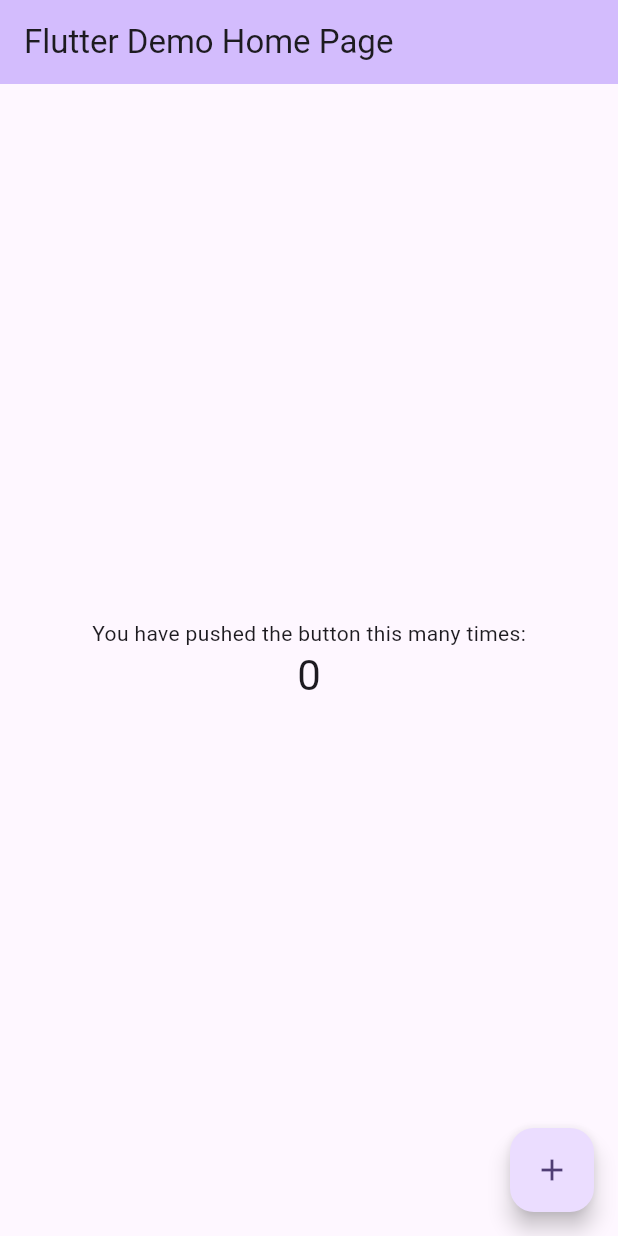
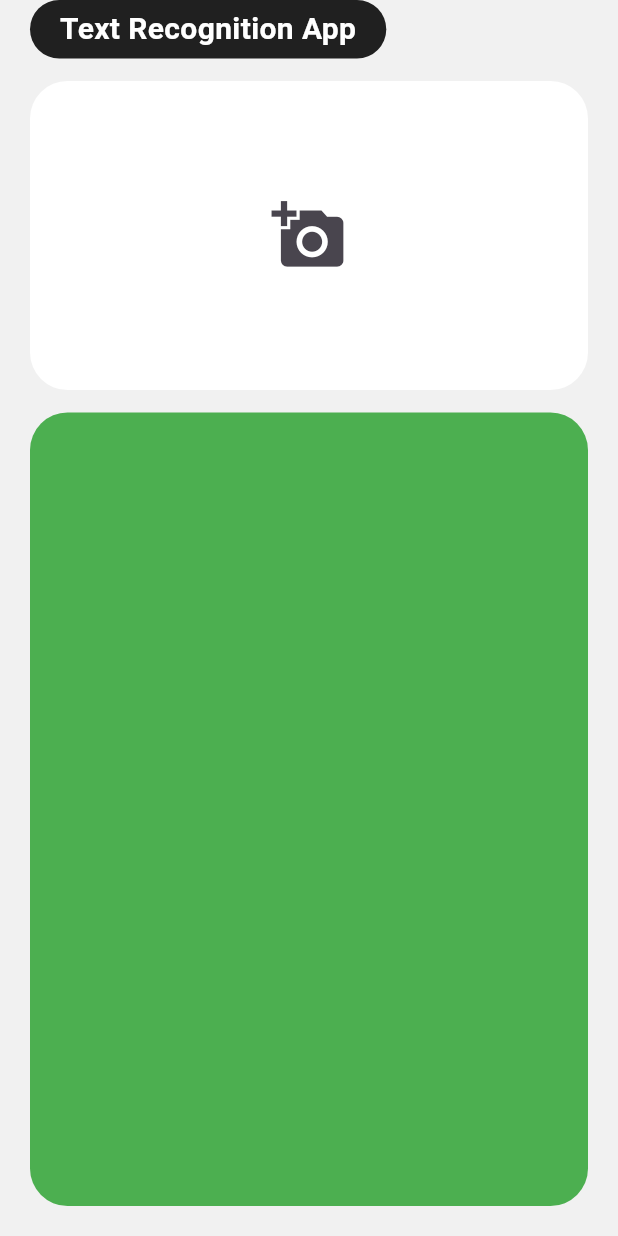
Before and after one commit to aymansainshy/ai_text_recognition_app, a Flutter app: the screen it shows after launch, on a phone screen of 412 x 824 dp. Run offline on Flutter 3.47's test engine with Material 2 defaults, Android fonts, the phone set to English and light mode, and no system bars; our stand-ins replace google_fonts; Roboto replaces fonts that are missing (Tajawal).

Commit message:
Add google fonts

```diff
--- a/lib/main.dart
+++ b/lib/main.dart
@@ -1,4 +1,5 @@
 import 'package:flutter/material.dart';
+import 'package:google_fonts/google_fonts.dart';
 
 void main() {
   runApp(const MyApp());
@@ -7,11 +8,11 @@ void main() {
 class MyApp extends StatelessWidget {
   const MyApp({super.key});
 
-  // This widget is the root of your application.
   @override
   Widget build(BuildContext context) {
     return MaterialApp(
       title: 'Flutter Demo',
+      debugShowCheckedModeBanner: false,
       theme: ThemeData(
         colorScheme: ColorScheme.fromSeed(seedColor: Colors.deepPurple),
         useMaterial3: true,
@@ -31,40 +32,202 @@ class MyHomePage extends StatefulWidget {
 }
 
 class _MyHomePageState extends State<MyHomePage> {
-  int _counter = 0;
+  final scaffoldKey = GlobalKey<ScaffoldState>();
 
-  void _incrementCounter() {
-    setState(() {
-      _counter++;
-    });
-  }
+  Color backgroundColor = const Color(0xfff1f1f1);
+
+  // 0xff
 
   @override
   Widget build(BuildContext context) {
+    final mediaQuery = MediaQuery.sizeOf(context);
     return Scaffold(
-      appBar: AppBar(
-        backgroundColor: Theme.of(context).colorScheme.inversePrimary,
-        title: Text(widget.title),
+      key: scaffoldKey,
+      backgroundColor: backgroundColor,
+      body: SizedBox(
+        child: SafeArea(
+          child: Column(
+            children: [
+              Align(
+                alignment: Alignment.centerLeft,
+                child: Container(
+                  margin: const EdgeInsets.symmetric(
+                    horizontal: 20,
                   ),
-      body: Center(
+                  padding: const EdgeInsets.only(
+                    left: 20,
+                    right: 20,
+                    top: 5,
+                    bottom: 5,
+                  ),
+                  decoration: const BoxDecoration(
+                    color: Colors.black87,
+                    borderRadius: BorderRadius.all(
+                      Radius.circular(20),
+                    ),
+                  ),
+                  child: Text(
+                    "Text Recognition App",
+                    textAlign: TextAlign.center,
+                    style: GoogleFonts.tajawal().copyWith(
+                      fontSize: 20,
+                      color: Colors.white,
+                      fontWeight: FontWeight.bold,
+                    ),
+                  ),
+                ),
+              ),
+              Container(
+                height: mediaQuery.height / 4,
+                width: mediaQuery.width,
+                margin: const EdgeInsets.symmetric(
+                  vertical: 15,
+                  horizontal: 20,
+                ),
+                decoration: const BoxDecoration(
+                  color: Colors.white,
+                  // border: Border.all(
+                  //   color: Colors.black,
+                  //   style: BorderStyle.solid,
+                  // ),
+                  borderRadius: BorderRadius.all(
+                    Radius.circular(25),
+                  ),
+                ),
+                child: IconButton(
+                  onPressed: () {
+                    scaffoldKey.currentState!.showBottomSheet<void>((context) {
+                      return Container(
+                        height: mediaQuery.height / 4,
+                        decoration: const BoxDecoration(
+                          color: Colors.white,
+                          // border: Border.all(
+                          //   color: Colors.black,
+                          //   style: BorderStyle.solid,
+                          // ),
+                          borderRadius: BorderRadius.all(
+                            Radius.circular(25),
+                          ),
+                        ),
                         child: Column(
-          mainAxisAlignment: MainAxisAlignment.center,
-          children: <Widget>[
-            const Text(
-              'You have pushed the button this many times:',
+                          // mainAxisAlignment: MainAxisAlignment.spaceAround,
+                          children: [
+                            Container(
+                              height: 8,
+                              width: 50,
+                              margin: const EdgeInsets.symmetric(
+                                horizontal: 20,
+                                vertical: 8,
                               ),
-            Text(
-              '$_counter',
-              style: Theme.of(context).textTheme.headlineMedium,
+                              decoration: const BoxDecoration(
+                                color: Colors.grey,
+                                borderRadius: BorderRadius.all(
+                                  Radius.circular(25),
+                                ),
+                              ),
+                            ),
+                            const Expanded(
+                              child: Row(
+                                children: [
+                                  Expanded(
+                                    child: ButtomSheetContainer(
+                                      icon: Icons.photo_camera,
+                                      text: 'Take Photo',
+                                    ),
+                                  ),
+                                  Expanded(
+                                    child: ButtomSheetContainer(
+                                      text: 'Gallery',
+                                      icon: Icons.photo,
+                                    ),
+                                  )
+                                ],
+                              ),
+                            ),
+                          ],
+                        ),
+                      );
+                    });
+                  },
+                  icon: const Icon(
+                    Icons.add_a_photo,
+                    size: 50,
+                  ),
+                ),
+              ),
+              Expanded(
+                child: Container(
+                  width: mediaQuery.width,
+                  margin: const EdgeInsets.only(
+                    top: 0,
+                    bottom: 20,
+                    left: 20,
+                    right: 20,
+                  ),
+                  decoration: const BoxDecoration(
+                    color: Colors.green,
+                    borderRadius: BorderRadius.all(
+                      Radius.circular(25),
+                    ),
+                  ),
+                ),
               ),
             ],
           ),
         ),
-      floatingActionButton: FloatingActionButton(
-        onPressed: _incrementCounter,
-        tooltip: 'Increment',
-        child: const Icon(Icons.add),
       ),
     );
   }
 }
+
+class ButtomSheetContainer extends StatelessWidget {
+  const ButtomSheetContainer({
+    super.key,
+    required this.icon,
+    required this.text,
+  });
+
+  final IconData icon;
+  final String text;
+
+  @override
+  Widget build(BuildContext context) {
+    return Container(
+      height: 120,
+      margin: const EdgeInsets.symmetric(
+        horizontal: 20,
+      ),
+      decoration: BoxDecoration(
+        color: Colors.white,
+        border: Border.all(
+          color: Colors.black45,
+          style: BorderStyle.solid,
+        ),
+        borderRadius: const BorderRadius.all(
+          Radius.circular(25),
+        ),
+      ),
+      child: Column(
+        mainAxisAlignment: MainAxisAlignment.center,
+        children: [
+          IconButton(
+            icon: Icon(
+              icon,
+              size: 40,
+              color: Colors.black54,
+            ),
+            onPressed: () {},
+          ),
+          Text(
+            text,
+            style: GoogleFonts.tajawal().copyWith(
+              fontSize: 16,
+              color: Colors.black54,
+              fontWeight: FontWeight.bold,
+            ),
+          ),
+        ],
+      ),
+    );
+  }
+}
```
Also changed, not shown: pubspec.yaml (+1 -33 lines), pubspec.lock, 10 other files. Lines whose indentation alone changed are shown as unchanged.
